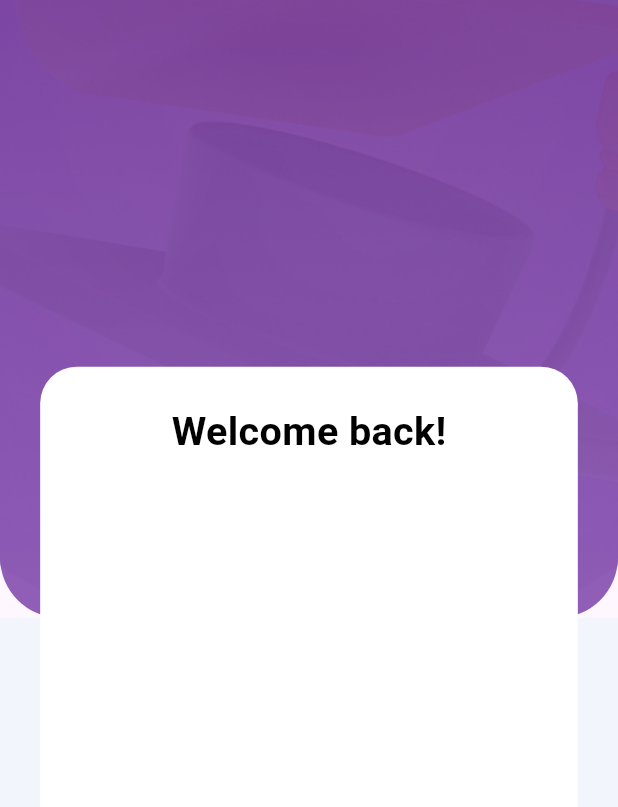
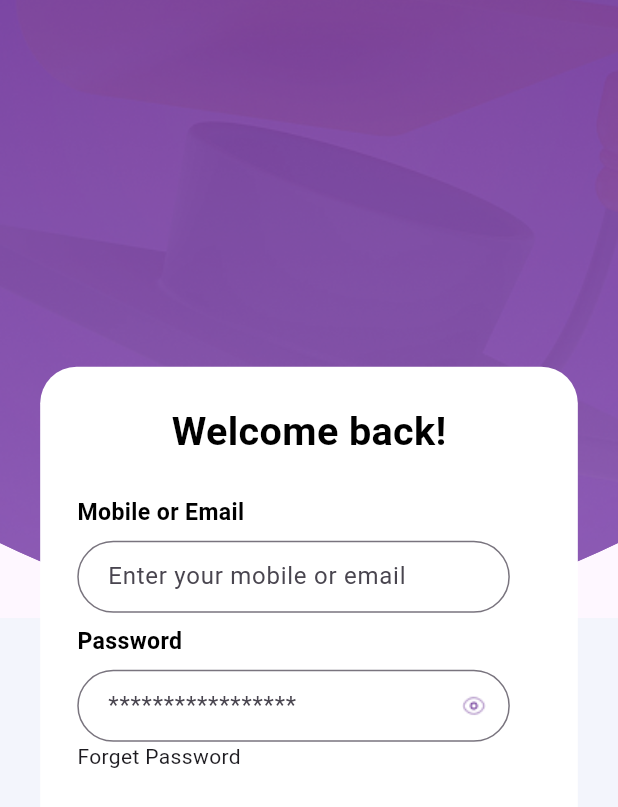
Before and after one commit to 3bdulra7manAmir/Fluency_App, a Flutter app: the screen it shows after launch, on a phone screen of 412 x 824 dp. Shown: the top 807 px of the screen. Run offline on Flutter 3.47's test engine with Material 3 defaults, Android fonts, the phone set to English and light mode, and no system bars; our stand-ins replace device_preview, flutter_screenutil, flutter_svg, go_router; Roboto replaces fonts that are missing (Nunito, Nunito-Bold).

Commit message:
Login View Stable Stage

```diff
--- /dev/null
+++ b/lib/core/shared/custom_text_form_field.dart
@@ -0,0 +1,52 @@
+import 'package:fluency/core/utils/constants.dart';
+import 'package:flutter/material.dart';
+import 'package:flutter_screenutil/flutter_screenutil.dart';
+
+class CustomTextFormField extends StatelessWidget
+{
+  const CustomTextFormField({
+  super.key,
+  required this.fieldController,
+  this.fieldWidth,
+  this.fieldKeyboardType,
+  required this.fieldValidator,
+  this.fieldSuffixIcon,
+  this.fieldSuffixIconColor,
+  required this.fieldObscureText,
+  this.fieldHintText
+  });
+
+  final TextEditingController fieldController;
+  final double? fieldWidth;
+  final TextInputType? fieldKeyboardType;
+  final String? Function(String?) fieldValidator;
+  final Widget? fieldSuffixIcon;
+  final Color? fieldSuffixIconColor;
+  final bool fieldObscureText;
+  final String? fieldHintText;
+
+
+  @override
+  Widget build(BuildContext context)
+  {
+    return SizedBox(
+      width: fieldWidth ?? KMediaQuery(context).width * 0.7,
+      child: TextFormField(
+        controller: fieldController,
+        obscureText: fieldObscureText,
+        keyboardType: fieldKeyboardType ?? TextInputType.name,
+        maxLines: 1,
+        validator: fieldValidator,
+
+        decoration: InputDecoration(
+          hintText: fieldHintText,
+          contentPadding: EdgeInsets.only(left: KMediaQuery(context).width * 0.04),
+          suffixIcon: fieldSuffixIcon,
+          suffixIconColor: fieldSuffixIconColor,
+          border: OutlineInputBorder(borderRadius: BorderRadius.circular(30.r),),
+        ),
+
+      ),
+    );
+  }
+}
--- /dev/null
+++ b/lib/features/login/widgets/custom_clipper.dart
@@ -0,0 +1,24 @@
+import 'package:flutter/material.dart';
+
+class BottomCircularClipper extends CustomClipper<Path>
+{
+  @override
+  Path getClip(Size size)
+  {
+    Path path = Path();
+    path.lineTo(0, size.height - 50); // بداية القطع قبل الدائرة
+
+    // إنشاء منحنى دائري أسفل الصورة
+    path.quadraticBezierTo(
+      size.width / 2, size.height + 50, // نقطة التحكم في المنحنى
+      size.width, size.height - 50, // نهاية المنحنى
+    );
+
+    path.lineTo(size.width, 0); // إغلاق المسار
+    path.close();
+    return path;
+  }
+
+  @override
+  bool shouldReclip(CustomClipper<Path> oldClipper) => true;
+}
--- a/lib/features/login/widgets/login_sector.dart
+++ b/lib/features/login/widgets/login_sector.dart
@@ -1,11 +1,33 @@
+import 'package:fluency/core/shared/custom_text_form_field.dart';
 import 'package:fluency/core/utils/constants.dart';
 import 'package:fluency/core/utils/styles.dart';
+import 'package:fluency/core/utils/validators.dart';
 import 'package:flutter/material.dart';
 import 'package:flutter_screenutil/flutter_screenutil.dart';
+import 'package:flutter_svg/flutter_svg.dart';
 
-class LoginColumn extends StatelessWidget
+class LoginColumn extends StatefulWidget
 {
   const LoginColumn({super.key});
+
+  @override
+  State<LoginColumn> createState() => _LoginColumnState();
+}
+
+class _LoginColumnState extends State<LoginColumn>
+{
+  final loginFormKey = GlobalKey<FormState>();
+  final TextEditingController emailController = TextEditingController();
+  final TextEditingController passwordController = TextEditingController();
+
+  //TO PREVENT Memory leak //Tharwat Samy...
+  @override
+  void dispose()
+  {
+    emailController.dispose();
+    passwordController.dispose();
+    super.dispose();
+  }
 
   @override
   Widget build(BuildContext context)
@@ -21,21 +43,61 @@ class LoginColumn extends StatelessWidget
               Container(
                 width: KMediaQuery(context).width * 0.87,
                 height: 330.h,
-                decoration: BoxDecoration(
-                  color: Colors.white,
-                  borderRadius: BorderRadius.circular(24.r)
-                ),
+                decoration: BoxDecoration(color: Colors.white, borderRadius: BorderRadius.circular(24.r)),
+                child: Form(
+                  key: loginFormKey,
                   child: Column(
+                    crossAxisAlignment: CrossAxisAlignment.start,
                     children:
                     [
                       const SizedBox(height: 24,),
 
-                    Text('Welcome back!', style: Styles.textStyle24,),
+                      Align(
+                        alignment: Alignment.center,
+                        child: Text('Welcome back!', style: Styles.textStyle24,)),
 
                       const SizedBox(height: 24,),
 
+                      Padding(
+                        padding: EdgeInsets.only(left: KMediaQuery(context).width * 0.06),
+                        child: Column(
+                          crossAxisAlignment: CrossAxisAlignment.start,
+                          children:
+                          [
+                            Text('Mobile or Email', style: Styles.textStyle14,),
 
+                            const SizedBox(height: 8,),
+
+                            CustomTextFormField(
+                              fieldController: emailController,
+                              fieldValidator: LoginValidator().validateEmail,
+                              fieldKeyboardType: TextInputType.emailAddress,
+                              fieldObscureText: false,
+                              fieldHintText: "Enter your mobile or email",
+
+                            ),
+
+                            const SizedBox(height: 8,),
+
+                            Text('Password', style: Styles.textStyle14,),
+
+                            const SizedBox(height: 8,),
+
+                            CustomTextFormField(
+                              fieldController: passwordController,
+                              fieldValidator: LoginValidator().validatePassword,
+                              fieldKeyboardType: TextInputType.text,
+                              fieldObscureText: true,
+                              fieldSuffixIcon: Image.asset('assets/images/png/Login_View_Eye.png',),
+                              fieldHintText: "*****************",
+                            ),
+
+                            Text('Forget Password',),
                           ],
+                        ),
+                      ),
+                    ],
+                  ),
                 ),
               )
             ],
--- a/lib/features/login/widgets/purple_sector.dart
+++ b/lib/features/login/widgets/purple_sector.dart
@@ -1,9 +1,6 @@
-// ignore_for_file: unused_import
-
 import 'package:fluency/core/utils/constants.dart';
+import 'package:fluency/features/login/widgets/custom_clipper.dart';
 import 'package:flutter/material.dart';
-import 'package:flutter_screenutil/flutter_screenutil.dart';
-import 'package:flutter_svg/flutter_svg.dart';
 
 class FirstPurpleStack extends StatelessWidget
 {
@@ -16,11 +13,13 @@ class FirstPurpleStack extends StatelessWidget
       children:
       [
         //Positioned or Positioned.fill
-        Container(
-          decoration: BoxDecoration(
-            color: AppColors.kSecondGradient,
-            image: DecorationImage(image: AssetImage('assets/images/png/Login_View_Bg.png'), fit: BoxFit.cover),
-            borderRadius: BorderRadius.only(bottomLeft: Radius.circular(40.r), bottomRight: Radius.circular(40.r)),
+        ClipPath(
+          clipper: BottomCircularClipper(),
+          child: Container(
+            decoration: BoxDecoration(
+              color: AppColors.kSecondGradient,
+              image: DecorationImage(image: AssetImage('assets/images/png/Login_View_Bg.png'), fit: BoxFit.cover),
+            ),
           ),
         ),
       ],
```
Also changed, not shown: assets/images/png/Login_View_Eye.png (added), assets/images/svg/Login_View_Eye.svg (added). Lines whose indentation alone changed are shown as unchanged.
